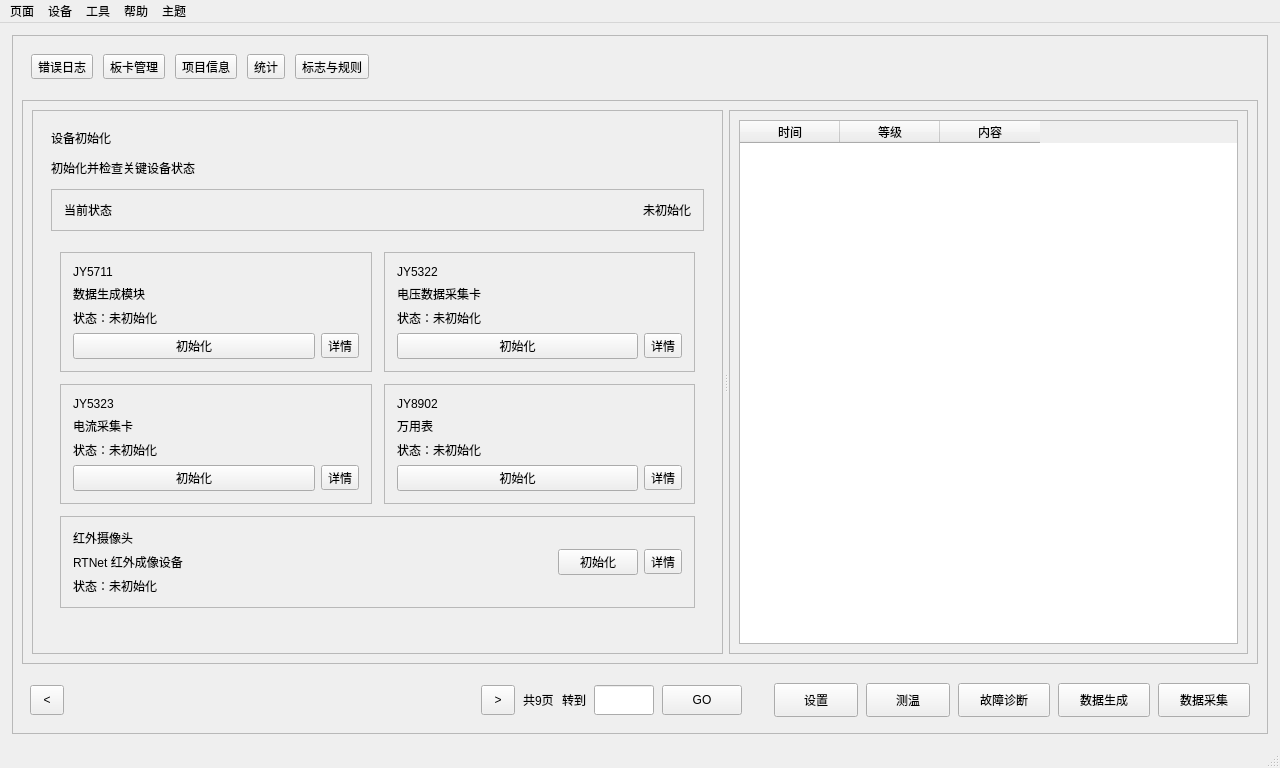
Qt form mainwindow.ui (whaip/ATS) before a commit.
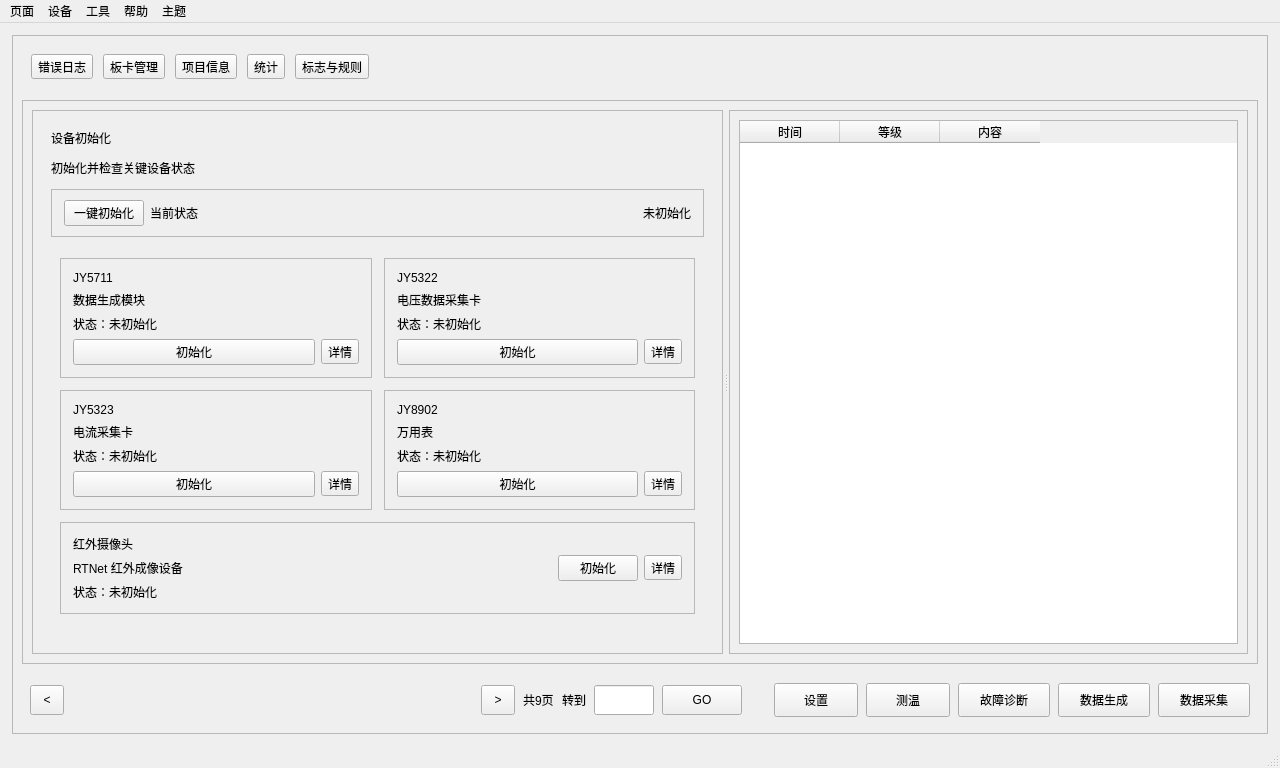
The same form after that commit.

Commit message: add TaskLogging and DeviceManualinform

```diff
--- a/mainwindow.ui
+++ b/mainwindow.ui
@@ -202,6 +202,13 @@
                      <property name="bottomMargin">
                       <number>10</number>
                      </property>
+                     <item>
+                      <widget class="QPushButton" name="btnInitAllDevices">
+                       <property name="text">
+                        <string>一键初始化</string>
+                       </property>
+                      </widget>
+                     </item>
                      <item>
                       <widget class="QLabel" name="labelOverviewTitle">
                        <property name="text">
```
Left out of the diff: 8 changed lines with no effect on the pictures. The commit also changes 14 other files.
